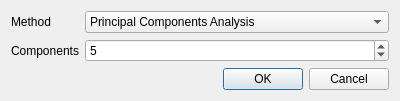
Old version of the form analysisdialog.ui in the repository VespucciProject/Vespucci.
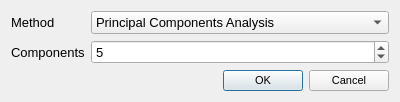
New version of the form.

Commit message: UI enhancements (larger dialogs with larger font (10 pt instead of 8 pt), plot preview interactions (mouse wheel zoom, drag), simplification of forms). Implementation of composite datasets through MetaDataset and MetaDatasetDialog.

Patch:
```diff
--- a/analysisdialog.ui
+++ b/analysisdialog.ui
@@ -10,6 +10,11 @@
     <height>93</height>
    </rect>
   </property>
+  <property name="font">
+   <font>
+    <pointsize>10</pointsize>
+   </font>
+  </property>
   <property name="windowTitle">
    <string>Perform Analysis</string>
   </property>
@@ -23,6 +28,11 @@
    </item>
    <item row="2" column="1">
     <widget class="QDialogButtonBox" name="buttonBox">
+     <property name="font">
+      <font>
+       <pointsize>8</pointsize>
+      </font>
+     </property>
      <property name="orientation">
       <enum>Qt::Horizontal</enum>
      </property>
```
The commit also changes 36 other files.
